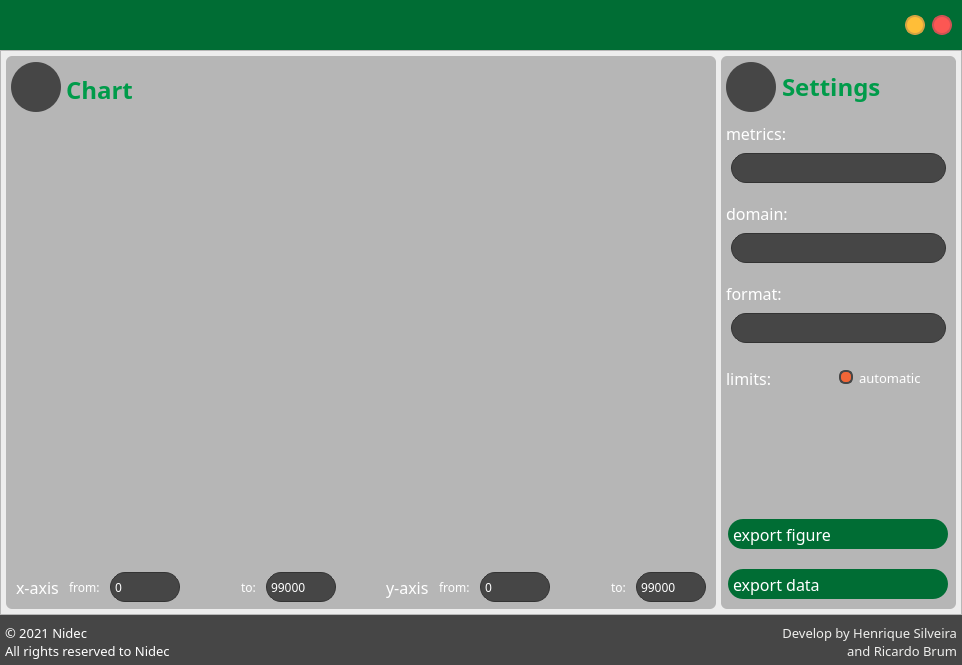
First picture: the form in Forms/graph.ui, repository henriquealende/PsychoBox, before the edit.
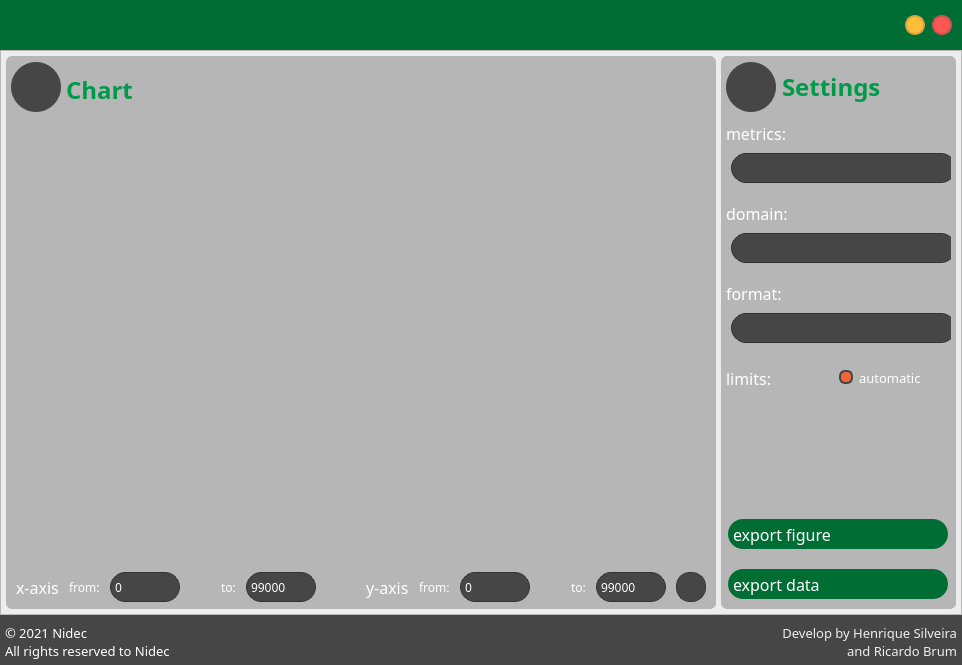
Second picture: the form after the edit. Icons and pictures are not drawn.

The edit to the form file:
```diff
--- a/Forms/graph.ui
+++ b/Forms/graph.ui
@@ -433,7 +433,16 @@
             </size>
            </property>
            <property name="styleSheet">
-            <string notr="true">QSpinBox {
+            <string notr="true">QPushButton {
+	border: 1px solid #333333;
+	border-radius: 14px;
+	background:  rgb(70, 70, 70);
+	color: rgb(255, 255, 255);
+	padding: 3px 0px 2px 2px
+
+}
+
+QSpinBox {
 	border: 1px solid #333333;
 	border-radius: 15px;
 	background:  rgb(70, 70, 70);
@@ -802,6 +811,23 @@
                  </property>
                 </widget>
                </item>
+               <item>
+                <widget class="QPushButton" name="refresh">
+                 <property name="maximumSize">
+                  <size>
+                   <width>30</width>
+                   <height>30</height>
+                  </size>
+                 </property>
+                 <property name="text">
+                  <string/>
+                 </property>
+                 <property name="icon">
+                  <iconset resource="../Resources/resourceGui.qrc">
+                   <normaloff>:/icons/img/refresh.png</normaloff>:/icons/img/refresh.png</iconset>
+                 </property>
+                </widget>
+               </item>
               </layout>
              </widget>
             </item>
@@ -1007,7 +1033,7 @@
              <widget class="QComboBox" name="mainBox">
               <property name="minimumSize">
                <size>
-                <width>195</width>
+                <width>235</width>
                 <height>30</height>
                </size>
               </property>
@@ -1144,7 +1170,7 @@
               </property>
               <property name="minimumSize">
                <size>
-                <width>195</width>
+                <width>235</width>
                 <height>30</height>
                </size>
               </property>
@@ -1287,7 +1313,7 @@
               </property>
               <property name="minimumSize">
                <size>
-                <width>195</width>
+                <width>235</width>
                 <height>30</height>
                </size>
               </property>
```
